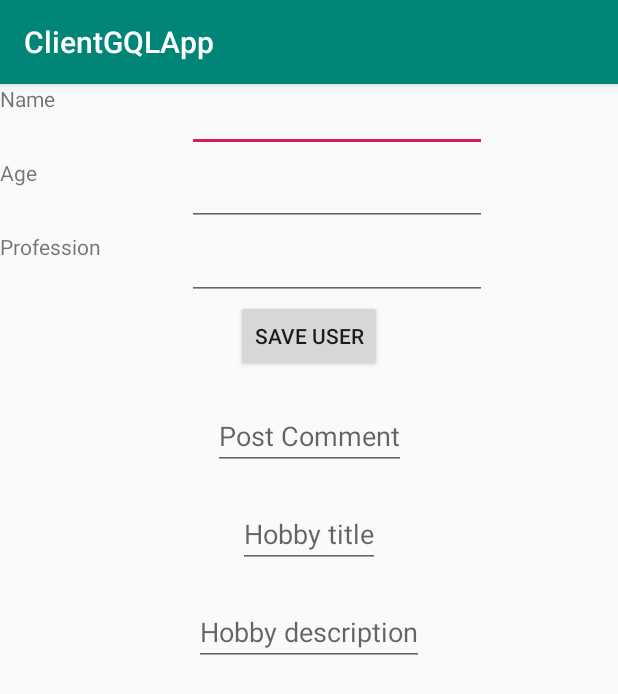
After one commit to liangyu722/GraphqlAndroidClient, an Android app: the AddUserActivity screen opened directly, with no data from a screen before it, on a phone screen of 412 x 824 dp. The commit adds this screen. Shown: the top 694 px of the screen. Run offline under Robolectric (Android 15) with nearby library versions, the phone set to English and light mode, and no system bars; libraries missing offline, so code that uses them is left out: com.apollographql.apollo.

Commit message:
AddUserQuery

```diff
--- a/app/build.gradle
+++ b/app/build.gradle
@@ -44,6 +44,7 @@ dependencies {
     implementation "org.jetbrains.kotlinx:kotlinx-coroutines-core:1.3.5"
     implementation 'androidx.recyclerview:recyclerview:1.1.0'
     implementation 'androidx.cardview:cardview:1.0.0'
+    implementation "com.google.android.material:material:1.0.0"
     testImplementation 'junit:junit:4.12'
     androidTestImplementation 'androidx.test:runner:1.1.1'
     androidTestImplementation 'androidx.test.espresso:espresso-core:3.1.1'
--- a/app/src/main/AndroidManifest.xml
+++ b/app/src/main/AndroidManifest.xml
@@ -19,6 +19,8 @@
         </activity>
 
         <activity android:name=".ui.DetailActivity" />
+
+        <activity android:name=".ui.AddUserActivity" />
     </application>
 
 </manifest>
--- /dev/null
+++ b/app/src/main/java/com/liang/android/clientgqlapp/ui/AddUserActivity.kt
@@ -0,0 +1,62 @@
+package com.liang.android.clientgqlapp.ui
+
+import android.os.Bundle
+import android.view.View
+import android.widget.Toast
+import androidx.appcompat.app.AppCompatActivity
+import com.apollographql.apollo.api.Input
+import com.apollographql.apollo.coroutines.toDeferred
+import com.liang.android.clientgqlapp.R
+import com.liang.android.clientgqlapp.*
+import com.liang.android.clientgqlapp.util.ApolloClient
+import kotlinx.android.synthetic.main.activity_main.*
+import kotlinx.android.synthetic.main.add_user_activity.*
+import kotlinx.coroutines.*
+
+class AddUserActivity : AppCompatActivity() {
+
+    private lateinit var job: Job
+
+    override fun onCreate(savedInstanceState: Bundle?) {
+        super.onCreate(savedInstanceState)
+        setContentView(R.layout.add_user_activity)
+        save_user_btn.setOnClickListener {
+            addUser()
+        }
+    }
+
+    private fun addUser() {
+        val name = name_user_et.text.toString()
+        val age = age_user_et.text.toString()
+        val profession = profession_user_et.text.toString()
+        job = CoroutineScope(Dispatchers.Main).launch {
+
+            val newUser = ApolloClient
+                .instance
+                .mutate(AdduserMutation(name, Integer.parseInt(age), Input.fromNullable(profession)))
+                .toDeferred()
+                .await()
+
+            val id = newUser.data?.createUser?.id
+            id?.let {
+                val comment = post_comment_et.text.toString()
+                if (comment.isNotBlank()) {
+                    ApolloClient.instance.mutate(AddPostMutation(comment, id)).toDeferred().await()
+                }
+                val title = hobby_title_et.text.toString()
+                val description = hobby_description_et.text.toString()
+                if (title.isNotBlank()) {
+                    ApolloClient.instance.mutate(AddHobbyMutation(title, Input.fromNullable(description), id)).toDeferred().await()
+                }
+            } ?: run {
+                Toast.makeText(applicationContext, "No user created", Toast.LENGTH_LONG).show()
+            }
+            finish()
+        }
+    }
+
+    override fun onDestroy() {
+        job.cancel()
+        super.onDestroy()
+    }
+}
--- a/app/src/main/java/com/liang/android/clientgqlapp/ui/DetailActivity.kt
+++ b/app/src/main/java/com/liang/android/clientgqlapp/ui/DetailActivity.kt
@@ -33,6 +33,8 @@ class DetailActivity : AppCompatActivity() {
             }
             userResponse.data?.user?.let {
                 bindUser(it)
+
+                //Verified post and hobby is returning from graphql, cannot be bothered to write adapter.
             }
         }
     }
--- /dev/null
+++ b/app/src/main/res/drawable/ic_add_black_24dp.xml
@@ -0,0 +1,5 @@
+<vector android:height="24dp" android:tint="#FFFFFF"
+    android:viewportHeight="24.0" android:viewportWidth="24.0"
+    android:width="24dp" xmlns:android="http://schemas.android.com/apk/res/android">
+    <path android:fillColor="#FF000000" android:pathData="M19,13h-6v6h-2v-6H5v-2h6V5h2v6h6v2z"/>
+</vector>
--- /dev/null
+++ b/app/src/main/res/layout/add_user_activity.xml
@@ -0,0 +1,96 @@
+<?xml version="1.0" encoding="utf-8"?>
+<androidx.constraintlayout.widget.ConstraintLayout xmlns:android="http://schemas.android.com/apk/res/android"
+    xmlns:app="http://schemas.android.com/apk/res-auto"
+    xmlns:tools="http://schemas.android.com/tools"
+    android:layout_width="match_parent"
+    android:layout_height="match_parent">
+
+    <TextView
+        android:id="@+id/textView"
+        android:layout_width="wrap_content"
+        android:layout_height="wrap_content"
+        android:text="@string/name"
+        app:layout_constraintStart_toStartOf="parent"
+        app:layout_constraintTop_toTopOf="parent" />
+
+    <EditText
+        android:id="@+id/name_user_et"
+        android:layout_width="200dp"
+        android:layout_height="wrap_content"
+        app:layout_constraintEnd_toEndOf="parent"
+        app:layout_constraintStart_toEndOf="@+id/textView"
+        app:layout_constraintTop_toTopOf="@+id/textView" />
+
+    <TextView
+        android:id="@+id/textView2"
+        android:layout_width="wrap_content"
+        android:layout_height="wrap_content"
+        android:layout_marginTop="30dp"
+        android:text="@string/age"
+        app:layout_constraintStart_toStartOf="parent"
+        app:layout_constraintTop_toBottomOf="@+id/textView" />
+
+    <EditText
+        android:id="@+id/age_user_et"
+        android:layout_width="200dp"
+        android:layout_height="wrap_content"
+        app:layout_constraintStart_toStartOf="@+id/name_user_et"
+        app:layout_constraintTop_toTopOf="@+id/textView2" />
+
+    <TextView
+        android:id="@+id/textView3"
+        android:layout_width="wrap_content"
+        android:layout_height="wrap_content"
+        android:layout_marginTop="30dp"
+        android:text="@string/profession"
+        app:layout_constraintStart_toStartOf="parent"
+        app:layout_constraintTop_toBottomOf="@+id/textView2" />
+
+    <EditText
+        android:id="@+id/profession_user_et"
+        android:layout_width="200dp"
+        android:layout_height="wrap_content"
+        app:layout_constraintStart_toStartOf="@+id/age_user_et"
+        app:layout_constraintTop_toTopOf="@+id/textView3" />
+
+    <Button
+        android:id="@+id/save_user_btn"
+        android:layout_width="wrap_content"
+        android:layout_height="wrap_content"
+        android:text="@string/save_user"
+        app:layout_constraintEnd_toEndOf="parent"
+        app:layout_constraintStart_toStartOf="parent"
+        app:layout_constraintTop_toBottomOf="@+id/profession_user_et" />
+
+    <EditText
+        android:id="@+id/post_comment_et"
+        android:layout_width="wrap_content"
+        android:layout_height="wrap_content"
+        android:hint="@string/post_comment"
+        android:layout_marginTop="20dp"
+        app:layout_constraintEnd_toEndOf="parent"
+        app:layout_constraintStart_toStartOf="parent"
+        app:layout_constraintTop_toBottomOf="@+id/save_user_btn" />
+
+    <EditText
+        android:id="@+id/hobby_title_et"
+        android:layout_width="wrap_content"
+        android:layout_height="wrap_content"
+        android:hint="@string/hobby_title"
+        android:layout_marginTop="20dp"
+        app:layout_constraintEnd_toEndOf="parent"
+        app:layout_constraintStart_toStartOf="parent"
+        app:layout_constraintTop_toBottomOf="@+id/post_comment_et" />
+
+    <EditText
+        android:id="@+id/hobby_description_et"
+        android:layout_width="wrap_content"
+        android:layout_height="wrap_content"
+        android:hint="@string/hobby_description"
+        android:layout_marginTop="20dp"
+        app:layout_constraintEnd_toEndOf="parent"
+        app:layout_constraintStart_toStartOf="parent"
+        app:layout_constraintTop_toBottomOf="@+id/hobby_title_et" />
+
+
+</androidx.constraintlayout.widget.ConstraintLayout>
--- a/app/src/main/res/values/strings.xml
+++ b/app/src/main/res/values/strings.xml
@@ -5,4 +5,11 @@
     <string name="profession">Profession</string>
     <string name="hobby">Hobby</string>
     <string name="posts">Posts</string>
+    <string name="name">Name</string>
+    <string name="save_user">Save User</string>
+    <string name="post_comment">Post Comment</string>
+    <string name="hobby_title">Hobby title</string>
+    <string name="hobby_description">Hobby description</string>
+    <string name="save_post_and_hobby">Save post and hobby</string>
+    <string name="add_user_and_hobby">Add user and hobby</string>
 </resources>
```
Also changed, not shown: app/src/main/java/com/liang/android/clientgqlapp/MainActivity.kt (+10 -1 lines), app/src/main/res/layout/activity_main.xml (+11 -0 lines), 3 other files.
